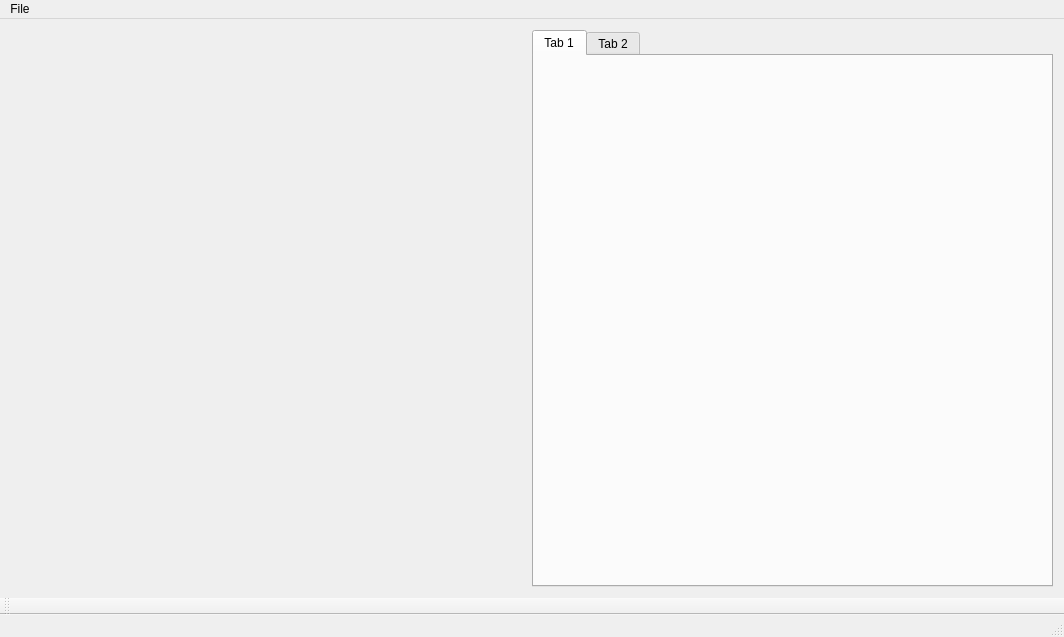
Qt form mainwindow.ui (BetmanSmall/MapEditorCpp) before a commit.
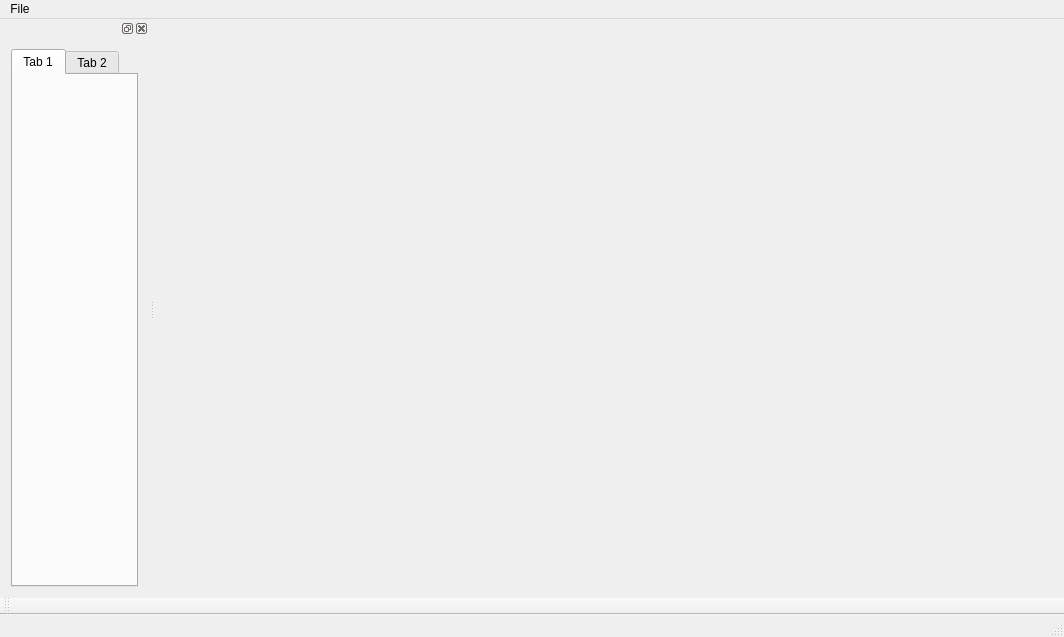
The same form after that commit.

Commit message: new dockWidget TileSet

What changed in the file:
```diff
--- a/mainwindow.ui
+++ b/mainwindow.ui
@@ -14,48 +14,7 @@
    <string>MainWindow</string>
   </property>
   <widget class="QWidget" name="centralWidget">
-   <layout class="QHBoxLayout" name="horizontalLayout">
-    <item>
-     <layout class="QHBoxLayout" name="horizontalLayout_2">
-      <item>
-       <spacer name="horizontalSpacer">
-        <property name="orientation">
-         <enum>Qt::Horizontal</enum>
-        </property>
-        <property name="sizeHint" stdset="0">
-         <size>
-          <width>40</width>
-          <height>20</height>
-         </size>
-        </property>
-       </spacer>
-      </item>
-     </layout>
-    </item>
-    <item>
-     <layout class="QGridLayout" name="gridLayout">
-      <item row="0" column="0">
-       <widget class="QTabWidget" name="tabWidget">
-        <property name="currentIndex">
-         <number>0</number>
-        </property>
-        <widget class="QWidget" name="tab_0">
-         <attribute name="title">
-          <string>Tab 1</string>
-         </attribute>
-         <layout class="QVBoxLayout" name="verticalLayout"/>
-        </widget>
-        <widget class="QWidget" name="tab_1">
-         <attribute name="title">
-          <string>Tab 2</string>
-         </attribute>
-         <layout class="QVBoxLayout" name="verticalLayout_2"/>
-        </widget>
-       </widget>
-      </item>
-     </layout>
-    </item>
-   </layout>
+   <layout class="QHBoxLayout" name="horizontalLayout"/>
   </widget>
   <widget class="QMenuBar" name="menuBar">
    <property name="geometry">
@@ -85,6 +44,34 @@
    </attribute>
   </widget>
   <widget class="QStatusBar" name="statusBar"/>
+  <widget class="QDockWidget" name="dockWidget">
+   <attribute name="dockWidgetArea">
+    <number>1</number>
+   </attribute>
+   <widget class="QWidget" name="dockWidgetContents">
+    <layout class="QVBoxLayout" name="verticalLayout_3">
+     <item>
+      <widget class="QTabWidget" name="tabWidget">
+       <property name="currentIndex">
+        <number>0</number>
+       </property>
+       <widget class="QWidget" name="tab_0">
+        <attribute name="title">
+         <string>Tab 1</string>
+        </attribute>
+        <layout class="QVBoxLayout" name="verticalLayout"/>
+       </widget>
+       <widget class="QWidget" name="tab_1">
+        <attribute name="title">
+         <string>Tab 2</string>
+        </attribute>
+        <layout class="QVBoxLayout" name="verticalLayout_2"/>
+       </widget>
+      </widget>
+     </item>
+    </layout>
+   </widget>
+  </widget>
   <action name="actionCreateMap">
    <property name="text">
     <string>CreateMap</string>
```
The commit also changes 3 other files.
